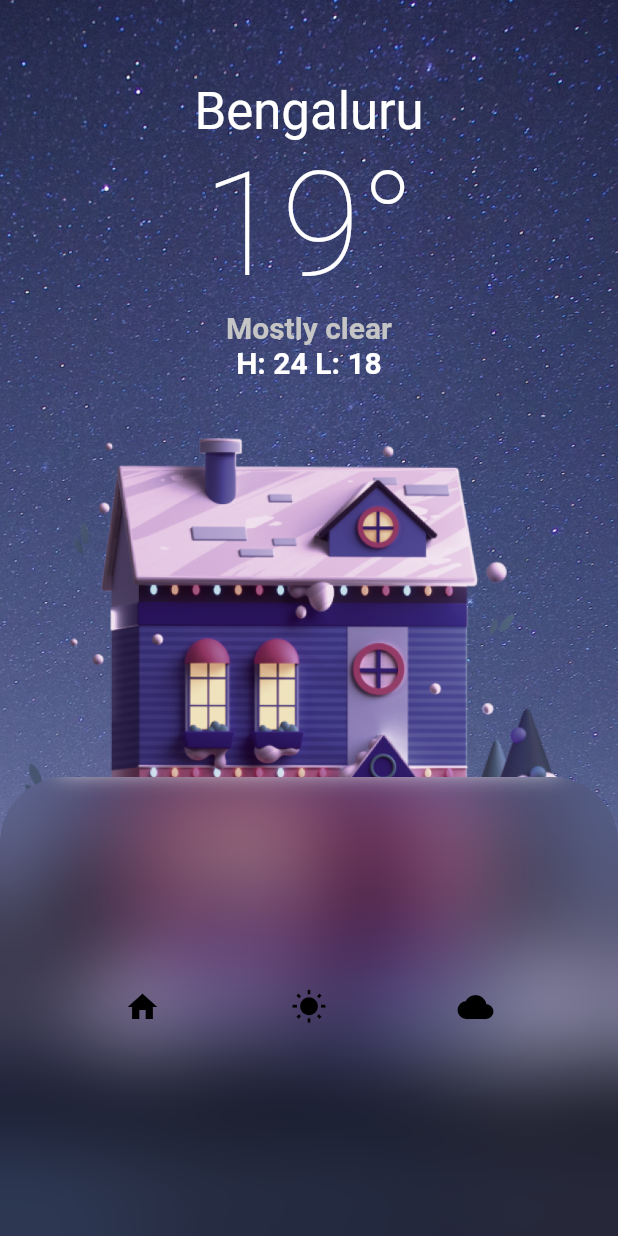
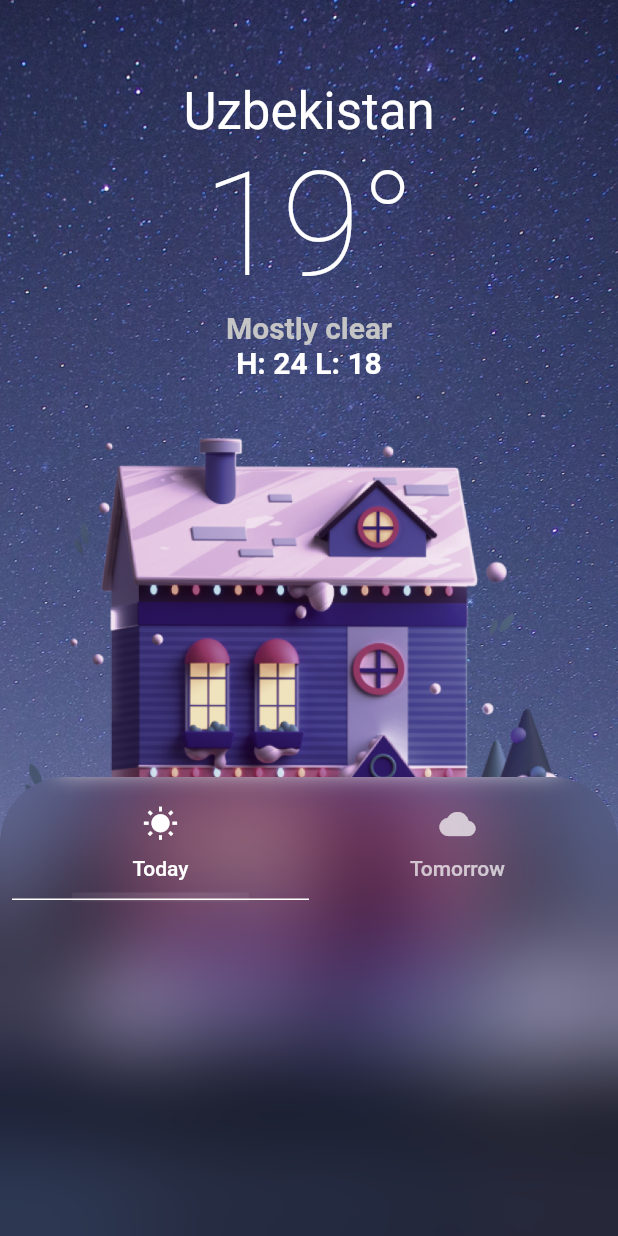
Before and after one commit to Sanjarbek17/weather_app, a Flutter app: the screen it shows after launch, on a phone screen of 412 x 824 dp. Run offline on Flutter 3.47's test engine with Material 2 defaults, Android fonts, the phone set to English and light mode, and no system bars; drawn by our look-alikes of blurrycontainer.

```diff
--- a/lib/screens/home_screen.dart
+++ b/lib/screens/home_screen.dart
@@ -8,7 +8,10 @@ class HomePage extends StatelessWidget {
   Widget build(BuildContext context) {
     return MaterialApp(
       debugShowCheckedModeBanner: false,
-      home: Scaffold(
+      home: DefaultTabController(
+        length: 2,
+        child: Scaffold(
+          // appBar: AppBar(bo),
           body: Container(
             decoration: const BoxDecoration(
               image: DecorationImage(
@@ -19,7 +22,7 @@ class HomePage extends StatelessWidget {
             child: SafeArea(
               child: Column(children: [
                 const SizedBox(height: 54),
-              const Text('Bengaluru', style: TextStyle(fontSize: 34, fontWeight: FontWeight.w400, color: Colors.white)),
+                const Text('Uzbekistan', style: TextStyle(fontSize: 34, fontWeight: FontWeight.w400, color: Colors.white)),
                 const Text('19°', style: TextStyle(fontSize: 96, color: Colors.white, fontWeight: FontWeight.w200)),
                 const Text('Mostly clear', style: TextStyle(fontSize: 20, color: Color.fromARGB(255, 197, 197, 197), fontWeight: FontWeight.w600)),
                 const Row(
@@ -77,29 +80,31 @@ class HomePage extends StatelessWidget {
                               ],
                               borderRadius: BorderRadius.only(topLeft: Radius.circular(40), topRight: Radius.circular(40)),
                             ),
-                          child: Row(
-                            mainAxisAlignment: MainAxisAlignment.spaceEvenly,
+                            child: const Column(
                               children: [
-                              IconButton(
-                                onPressed: () {
-                                  Navigator.pushNamed(context, '/');
-                                },
-                                icon: const Icon(Icons.home),
-                                color: Colors.black,
+                                TabBar(
+                                  indicatorColor: Colors.white,
+                                  indicator: BoxDecoration(
+                                    border: Border(
+                                      bottom: BorderSide(
+                                        color: Colors.white,
+                                        width: 1,
                                       ),
-                              IconButton(
-                                onPressed: () {
-                                  Navigator.pushNamed(context, '/weather');
-                                },
-                                icon: const Icon(Icons.wb_sunny),
-                                color: Colors.black,
                                     ),
-                              IconButton(
-                                onPressed: () {
-                                  Navigator.pushNamed(context, '/forecast');
-                                },
-                                icon: const Icon(Icons.wb_cloudy),
-                                color: Colors.black,
+                                    boxShadow: [
+                                      BoxShadow(
+                                        color: Color.fromARGB(255, 255, 255, 255),
+                                        blurRadius: 40,
+                                        spreadRadius: -40,
+                                        offset: Offset(0, 35),
+                                        blurStyle: BlurStyle.inner,
+                                      ),
+                                    ],
+                                  ),
+                                  tabs: [
+                                    Tab(icon: Icon(Icons.wb_sunny), text: 'Today'),
+                                    Tab(icon: Icon(Icons.wb_cloudy), text: 'Tomorrow'),
+                                  ],
                                 ),
                               ],
                             ),
@@ -113,6 +118,7 @@ class HomePage extends StatelessWidget {
             ),
           ),
         ),
+      ),
     );
   }
 }
```
Lines whose indentation alone changed are shown as unchanged.
